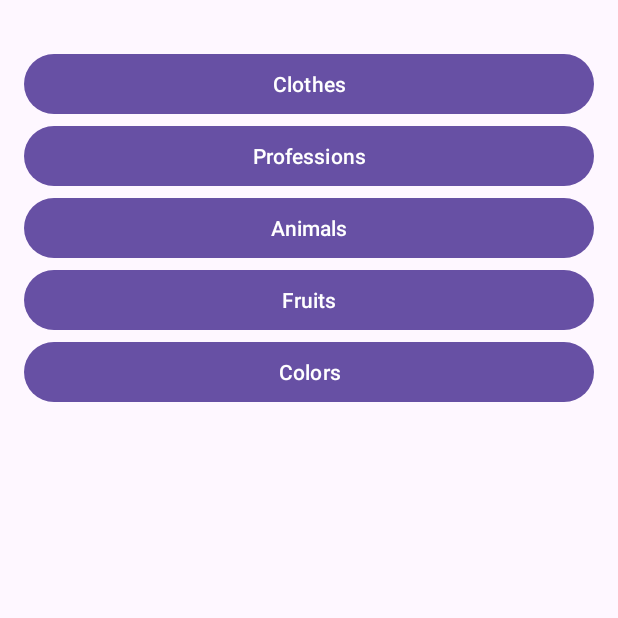
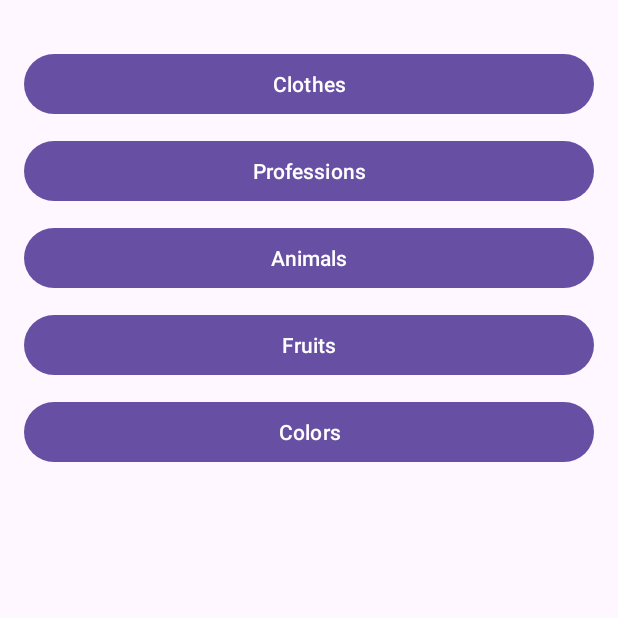
Before and after one commit to rodericussilva/FlashCards, an Android app: the CategoriesActivity screen opened directly, with no data from a screen before it, on a phone screen of 412 x 824 dp, the top half of it. Run offline under Robolectric (Android 15) with nearby library versions, the phone set to English and light mode, and no system bars.

Commit message:
Adjust spacing between activity categories buttons

```diff
--- a/app/src/main/res/layout/activity_categories.xml
+++ b/app/src/main/res/layout/activity_categories.xml
@@ -19,23 +19,27 @@
         android:id="@+id/categoryProfessions"
         android:layout_width="match_parent"
         android:layout_height="wrap_content"
+        android:layout_marginTop="10dp"
         android:text="@string/category_professions" />
 
     <Button
         android:id="@+id/categoryAnimals"
         android:layout_width="match_parent"
         android:layout_height="wrap_content"
+        android:layout_marginTop="10dp"
         android:text="@string/category_animals" />
 
     <Button
         android:id="@+id/categoryFruits"
         android:layout_width="match_parent"
         android:layout_height="wrap_content"
+        android:layout_marginTop="10dp"
         android:text="@string/category_fruits" />
 
     <Button
         android:id="@+id/categoryColors"
         android:layout_width="match_parent"
         android:layout_height="wrap_content"
+        android:layout_marginTop="10dp"
         android:text="@string/category_colors" />
 </LinearLayout>
```
